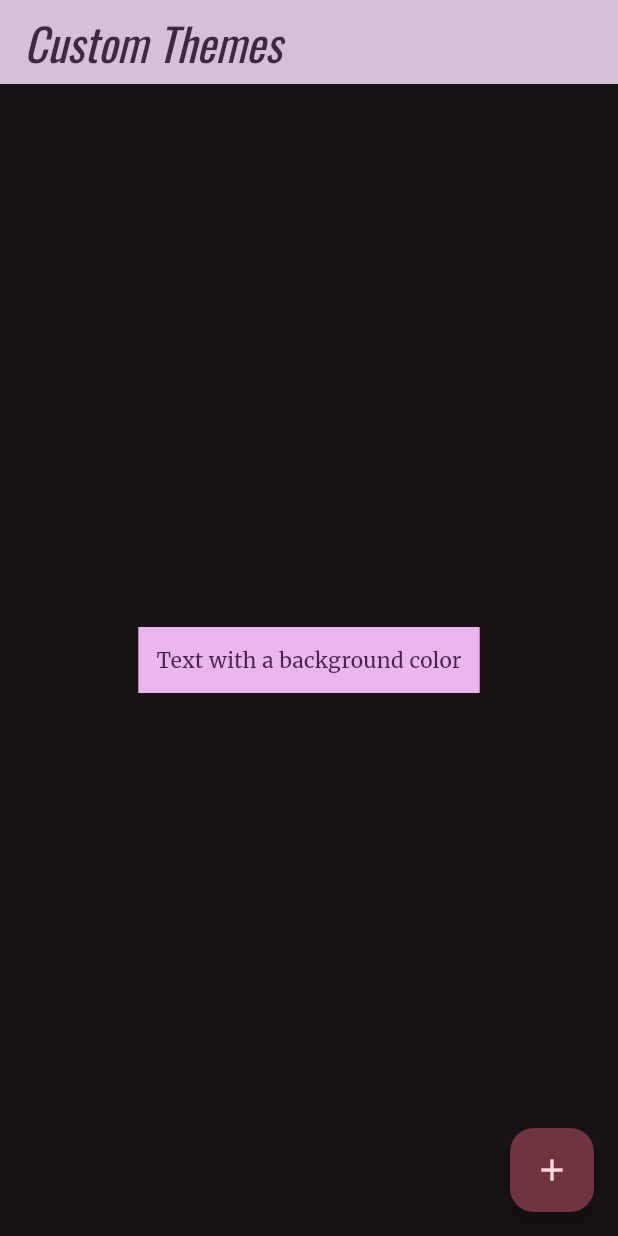
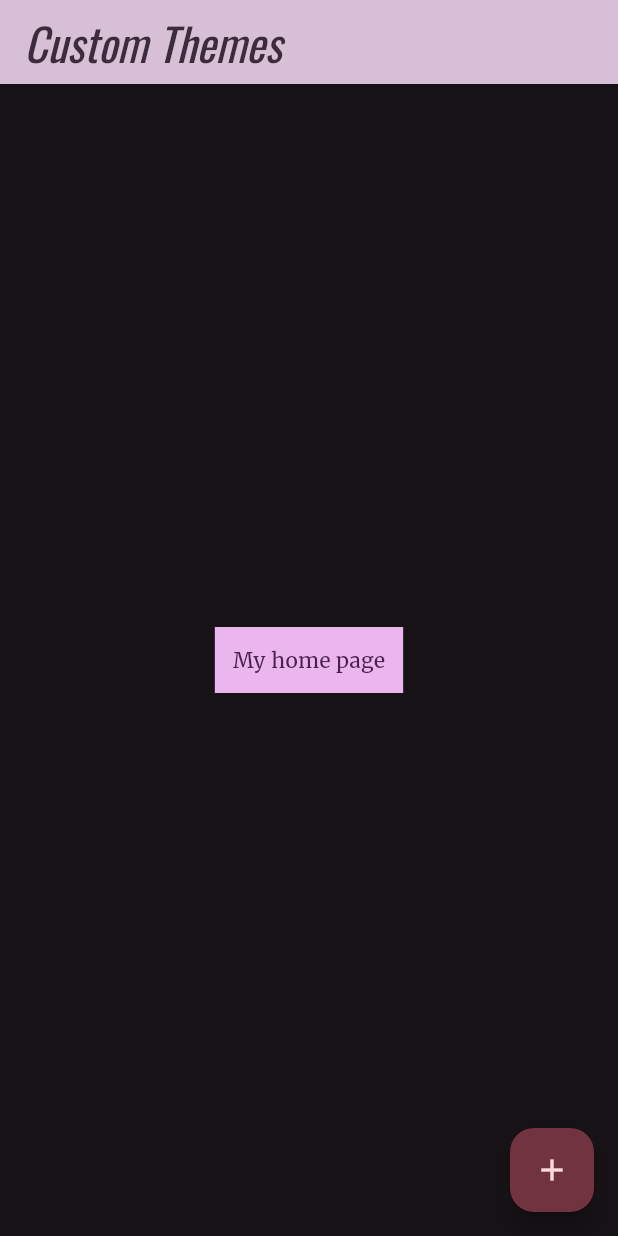
Before and after one commit to MjesusD/3479A321_2022479008, a Flutter app: the screen it shows after launch, on a phone screen of 412 x 824 dp. Run offline on Flutter 3.47's test engine with Material 3 defaults, Android fonts, the light colour scheme and no system bars; our stand-ins replace google_fonts, logger.

Commit message:
Lab6 punto 3

```diff
--- a/lib/pages/home_page.dart
+++ b/lib/pages/home_page.dart
@@ -1,22 +1,34 @@
 import 'package:flutter/material.dart';
 import 'package:logger/logger.dart';
 
-class MyHomePage extends StatelessWidget {
-  final logger = Logger();
+final logger = Logger();
+
+class MyHomePage extends StatefulWidget {
   final String title;
 
-  MyHomePage({super.key, required this.title});
+  const MyHomePage({super.key, required this.title});
+
+  @override
+  State<MyHomePage> createState() => _MyHomePageState();
+}
+
+class _MyHomePageState extends State<MyHomePage> {
+  @override
+  void initState() {
+    super.initState();
+    logger.i("initState: inicializando estado de MyHomePage");
+  }
 
   @override
   Widget build(BuildContext context) {
-    logger.i('Este es el widget MyHomePage');
+    logger.i('create state');
     return Scaffold(
       appBar: AppBar(
         title: Text(
-          title,
+          widget.title,
           style: Theme.of(context).textTheme.titleLarge!.copyWith(
-            color: Theme.of(context).colorScheme.onSecondary,
-          ),
+                color: Theme.of(context).colorScheme.onSecondary,
+              ),
         ),
         backgroundColor: Theme.of(context).colorScheme.secondary,
       ),
@@ -25,10 +37,10 @@
           padding: const EdgeInsets.symmetric(horizontal: 12, vertical: 12),
           color: Theme.of(context).colorScheme.primary,
           child: Text(
-            'Text with a background color',
+            'My home page',
             style: Theme.of(context).textTheme.bodyMedium!.copyWith(
-              color: Theme.of(context).colorScheme.onPrimary,
-            ),
+                  color: Theme.of(context).colorScheme.onPrimary,
+                ),
           ),
         ),
       ),
```
